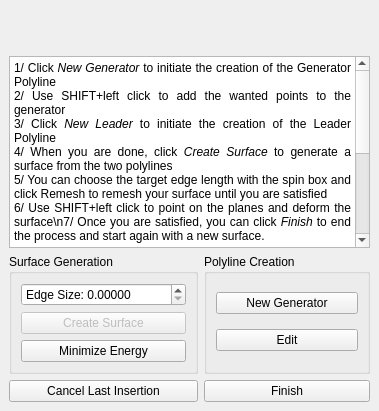
Old version of the form Polyhedron/demo/Polyhedron/Plugins/Surface_mesh_deformation/Create_surface.ui in the repository maxGimeno/cgal.
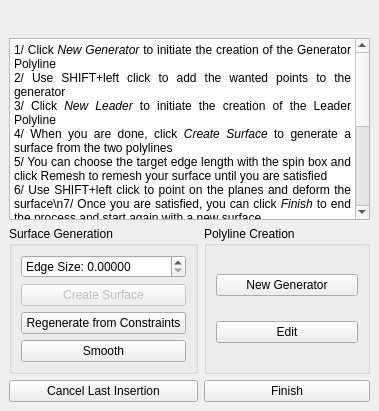
New version of the form.

Commit message: Add a function to smooth the surface.

What changed in the file:
```diff
--- a/Polyhedron/demo/Polyhedron/Plugins/Surface_mesh_deformation/Create_surface.ui
+++ b/Polyhedron/demo/Polyhedron/Plugins/Surface_mesh_deformation/Create_surface.ui
@@ -48,7 +48,7 @@
 &lt;p align=&quot;justify&quot; style=&quot; margin-top:0px; margin-bottom:0px; margin-left:0px; margin-right:0px; -qt-block-indent:0; text-indent:0px;&quot;&gt;  Tips:&lt;/p&gt;
 &lt;p align=&quot;justify&quot; style=&quot; margin-top:0px; margin-bottom:0px; margin-left:0px; margin-right:0px; -qt-block-indent:0; text-indent:0px;&quot;&gt; - You can use &lt;span style=&quot; font-style:italic;&quot;&gt;Cancel Last Insertion&lt;/span&gt; to remove the last picked point from the current Polyline&lt;/p&gt;
 &lt;p align=&quot;justify&quot; style=&quot; margin-top:0px; margin-bottom:0px; margin-left:0px; margin-right:0px; -qt-block-indent:0; text-indent:0px;&quot;&gt;- You can use Ctrl+left click to remove a point from the deformation constraint if this point is not part of the initial polylines&lt;/p&gt;
-&lt;p align=&quot;justify&quot; style=&quot; margin-top:0px; margin-bottom:0px; margin-left:0px; margin-right:0px; -qt-block-indent:0; text-indent:0px;&quot;&gt;- You can click &lt;span style=&quot; font-style:italic;&quot;&gt;Minimize Energy&lt;/span&gt; to remesh the surface and optimize the deformation. It will also re-initialize the ex-constrained points that you removed.&lt;/p&gt;
+&lt;p align=&quot;justify&quot; style=&quot; margin-top:0px; margin-bottom:0px; margin-left:0px; margin-right:0px; -qt-block-indent:0; text-indent:0px;&quot;&gt;- You can click &lt;span style=&quot; font-style:italic;&quot;&gt;Regenerate from Constraints&lt;/span&gt; to remesh the surface and optimize the deformation. It will also re-initialize the ex-constrained points that you removed.&lt;/p&gt;
 &lt;p align=&quot;justify&quot; style=&quot; margin-top:0px; margin-bottom:0px; margin-left:0px; margin-right:0px; -qt-block-indent:0; text-indent:0px;&quot;&gt;- You can select any control point with E + Left click and select a new position to move it.&lt;/p&gt;
 &lt;p align=&quot;justify&quot; style=&quot; margin-top:0px; margin-bottom:0px; margin-left:0px; margin-right:0px; -qt-block-indent:0; text-indent:0px;&quot;&gt;- You can edit an old surface by selecting it and clicking &lt;span style=&quot; font-style:italic;&quot;&gt;Edit&lt;/span&gt;.&lt;/p&gt;&lt;/body&gt;&lt;/html&gt;</string>
       </property>
@@ -97,7 +97,14 @@
            <item>
             <widget class="QPushButton" name="energyButton">
              <property name="text">
-              <string>Minimize Energy</string>
+              <string>Regenerate from Constraints</string>
+             </property>
+            </widget>
+           </item>
+           <item>
+            <widget class="QPushButton" name="smoothButton">
+             <property name="text">
+              <string>Smooth</string>
              </property>
             </widget>
            </item>
```
Left out of the diff: 2 changed lines with no effect on the pictures. The commit also changes 1 other file.
